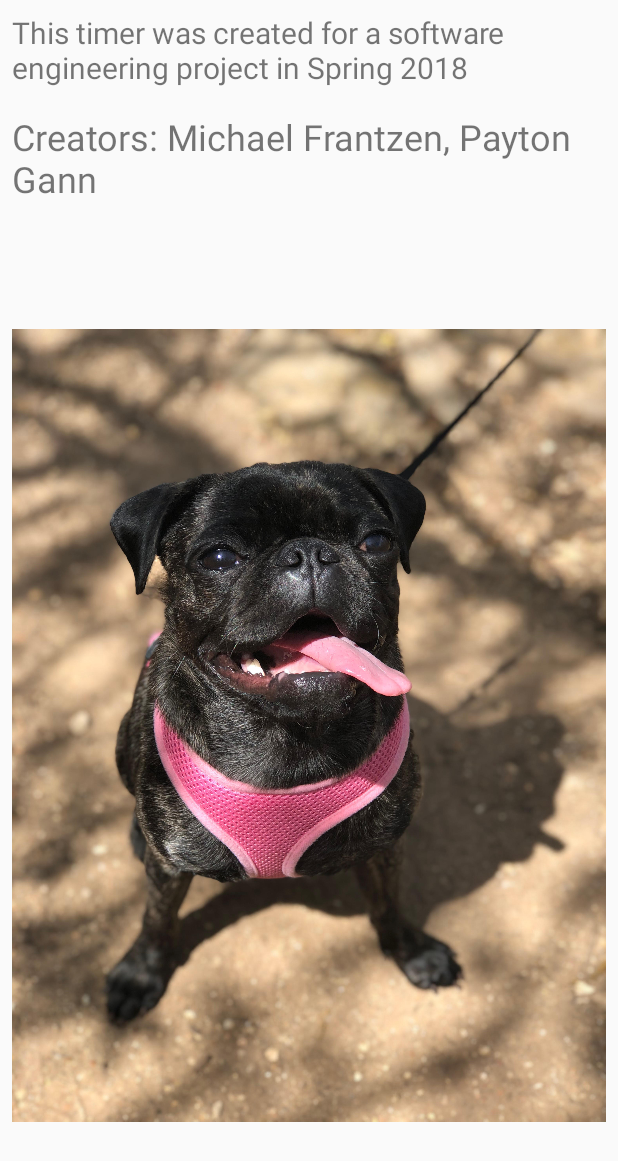
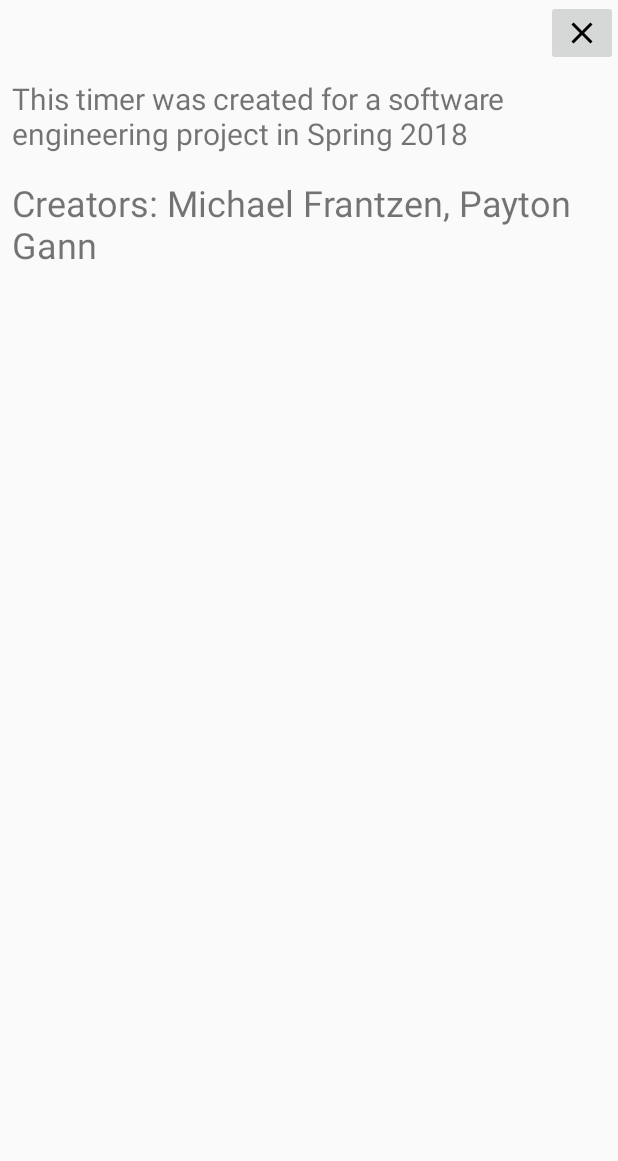
Before and after one commit to michaelfrantzen/PomodoroTimerV2, an Android app: the layout about.xml on its own in the app's theme, with its tools: preview values and no code run, on a phone screen of 412 x 824 dp. Shown: the top 1161 px of the screen. Run offline under Robolectric (Android 15) with nearby library versions, the phone set to English and light mode, and no system bars.

Commit message:
Fix about page

```diff
--- a/app/src/main/res/layout/about.xml
+++ b/app/src/main/res/layout/about.xml
@@ -3,6 +3,13 @@
     android:layout_width="match_parent"
     android:layout_height="match_parent"
     android:orientation="vertical">
+
+    <ImageButton
+        android:id="@+id/about_exit_button"
+        android:layout_gravity="right"
+        android:layout_width="wrap_content"
+        android:layout_height="wrap_content"
+        android:src="@drawable/exit" />
 
     <TextView
         android:layout_width="wrap_content"
@@ -17,10 +24,6 @@
         android:text="Creators: Michael Frantzen, Payton Gann"
         android:textSize="24dp"
         android:padding="8dp"/>
-    <ImageView
-        android:layout_width="wrap_content"
-        android:layout_height="wrap_content"
-        android:padding="8dp"
-        android:src="@drawable/daisy"/>
+
 
 </LinearLayout>
--- a/app/src/main/res/layout/activity_begin.xml
+++ b/app/src/main/res/layout/activity_begin.xml
@@ -12,7 +12,7 @@
         android:layout_height="wrap_content"
         android:layout_alignParentBottom="true"
         android:layout_centerHorizontal="true"
-        android:layout_marginBottom="130dp"
+        android:layout_marginBottom="207dp"
         android:text="Begin"
         android:textSize="25dp" />
 
@@ -38,8 +38,7 @@
         android:id="@+id/interval_amount"
         android:layout_width="wrap_content"
         android:layout_height="wrap_content"
-        android:layout_above="@+id/begin_button"
-        android:layout_centerHorizontal="true"
+        android:layout_centerInParent="true"
         android:hint="Interval amount"
         android:textSize="25dp" />
 
--- a/app/src/main/res/layout/new_listview.xml
+++ b/app/src/main/res/layout/new_listview.xml
@@ -10,7 +10,7 @@
         android:layout_centerVertical="true"
         android:layout_alignParentLeft="true"
         android:paddingLeft="8dp"
-        android:textSize="18sp"
+        android:textSize="48dp"
         android:textStyle="bold"    />
 
     <ImageButton
--- a/app/src/main/res/menu/menu_profile.xml
+++ b/app/src/main/res/menu/menu_profile.xml
@@ -5,6 +5,5 @@
     <item
         android:id="@+id/action_about"
         android:orderInCategory="100"
-        android:title="About"
-        app:showAsAction="never" />
+        android:title="About"/>
 </menu>
```
Also changed, not shown: app/src/main/AndroidManifest.xml (+8 -6 lines), app/src/main/java/com/example/michael/pomodorotimerv2/AboutActivity.java (added, +28 -0 lines), app/src/main/java/com/example/michael/pomodorotimerv2/ProfileActivity.java (+12 -11 lines).
